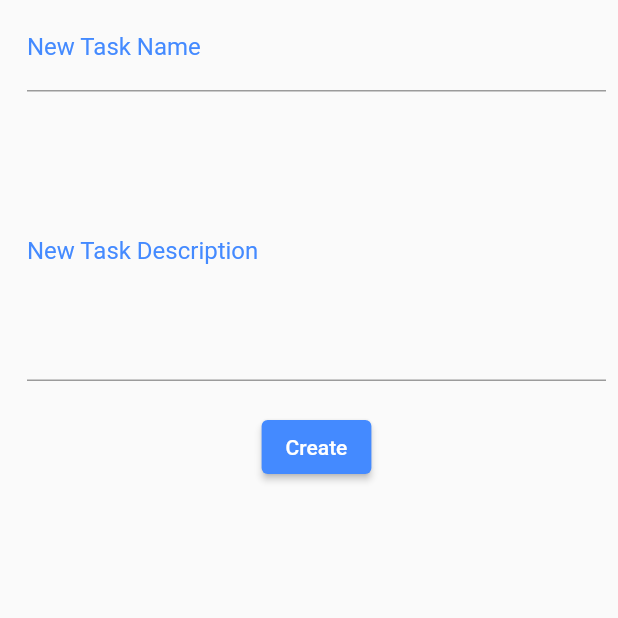
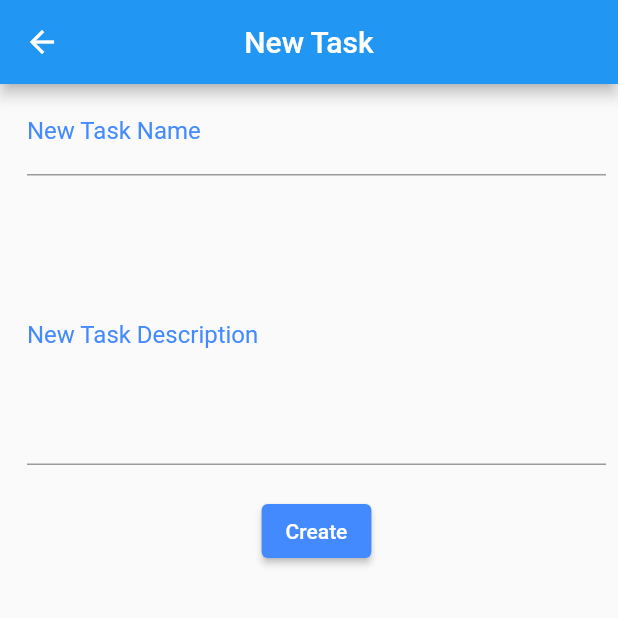
Before and after one commit to kulkarniHarsh/CPADAssignment, a Flutter app: the MyTask screen opened directly, on a phone screen of 412 x 824 dp, the top half of it. Run offline on Flutter 3.47's test engine with Material 2 defaults, Android fonts, the phone set to English and light mode, and no system bars; our stand-ins replace parse_server_sdk_flutter; network calls fail.

```diff
--- a/task_manager/lib/main.dart
+++ b/task_manager/lib/main.dart
@@ -208,7 +208,7 @@ class _HomeState extends State<MyApp> with SingleTickerProviderStateMixin {
                                     await deleteTask(varTask.objectId!);
                                     setState(() {
                                       final snackBar = SnackBar(
-                                        content: Text("Todo deleted!"),
+                                        content: Text("Todo #"+varId+" deleted!"),
                                         duration: Duration(seconds: 2),
                                       );
                                       ScaffoldMessenger.of(context)
--- a/task_manager/lib/task.dart
+++ b/task_manager/lib/task.dart
@@ -19,17 +19,23 @@ class _TaskState extends State<MyTask> {
         duration: Duration(seconds: 2),
       ));
       return;
-    }
+    } else {
       await saveTask(taskController.text, taskDescriptionController.text);
       setState(() {
         taskController.clear();
         taskDescriptionController.clear();
       });
+      Navigator.pop(context);
+    }
   }
 
   @override
   Widget build(BuildContext context) {
     return Scaffold(
+        appBar: AppBar(
+          title: Text("New Task"),
+          centerTitle: true,
+        ),
         body: Container(
           padding: EdgeInsets.fromLTRB(17.0, 1.0, 7.0, 1.0),
           margin: EdgeInsetsDirectional.all(1),
@@ -62,13 +68,11 @@ class _TaskState extends State<MyTask> {
                   ),
                   onPressed: () {
                     addToDo();
-                  Navigator.pop(context);
                   },
                   child: Text("Create")),
             ],
           ),
-      )
-    );
+        ));
   }
 
   Future<void> saveTask(String title, String description) async {
```
Also changed, not shown: task_manager/lib/taskUpdate.dart (+13 -7 lines), img_3.png (added), img_4.png (added), img_5.png (added), img_6.png (added), img_7.png (added), img_8.png (added), img_9.png (added), 1 other file. Lines whose indentation alone changed are shown as unchanged.
